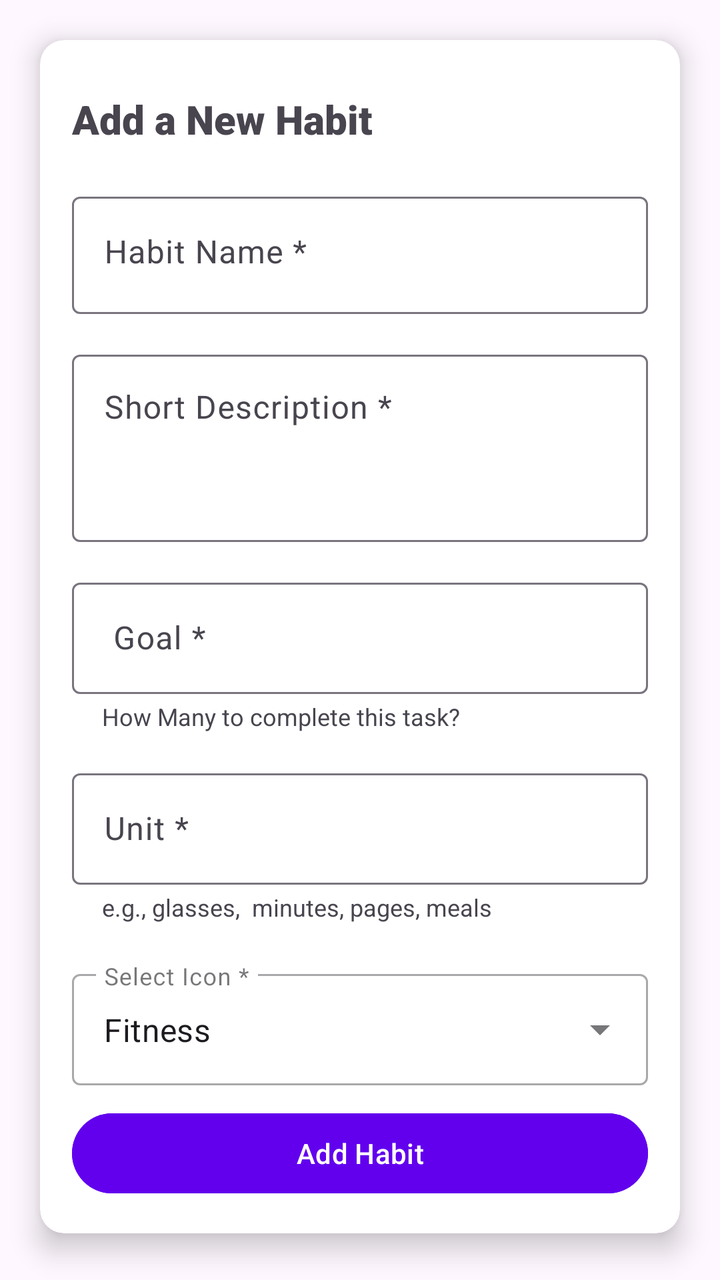
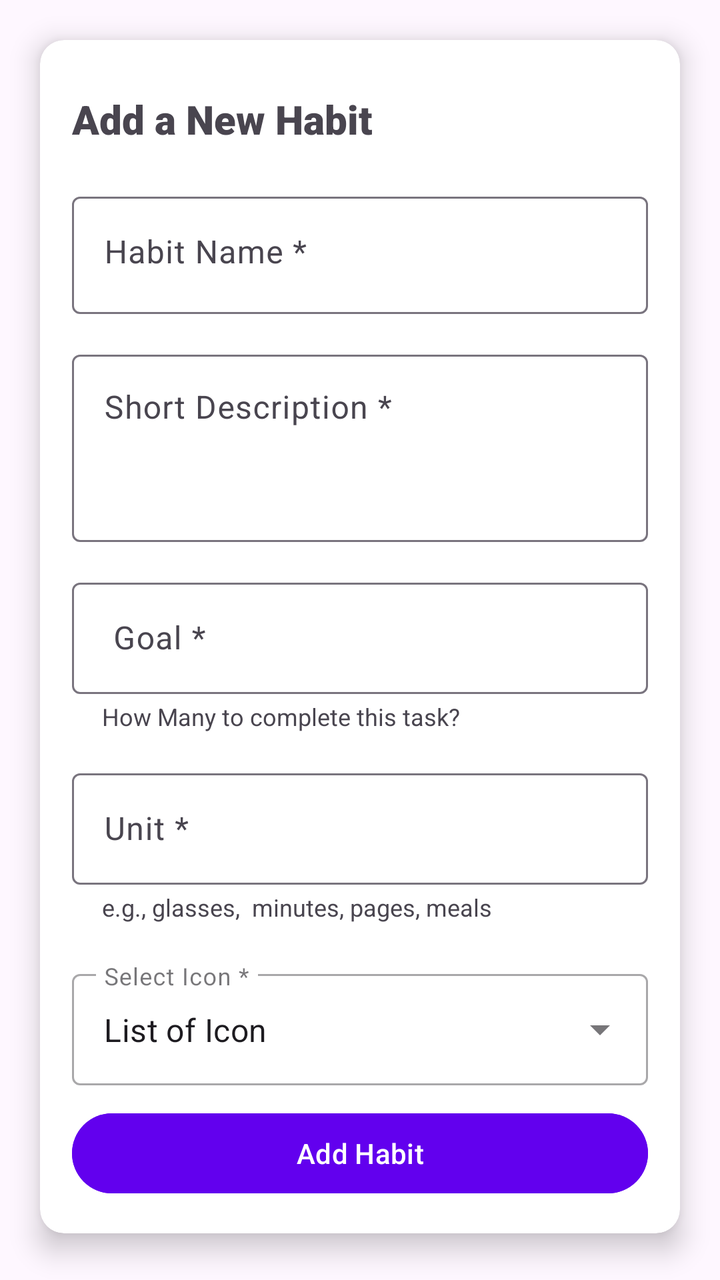

The first picture is an Android layout as it rendered before a commit; the second is the same layout after the commit. The layout source and the unified diff follow.
<!-- AndroidManifest.xml: application theme Theme.HabitTracker -->
<!-- res/layout/fragment_new_habit.xml -->
<?xml version="1.0" encoding="utf-8"?>
<FrameLayout xmlns:android="http://schemas.android.com/apk/res/android"
    xmlns:app="http://schemas.android.com/apk/res-auto"
    xmlns:tools="http://schemas.android.com/tools"
    android:layout_width="match_parent"
    android:layout_height="match_parent"
    tools:context=".View.NewHabitFragment">

    <androidx.cardview.widget.CardView
        android:layout_width="match_parent"
        android:layout_height="wrap_content"
        android:layout_margin="20dp"
        app:cardBackgroundColor="@color/white"
        app:cardCornerRadius="12dp"
        app:cardElevation="8dp" >

        <LinearLayout
            android:layout_width="match_parent"
            android:layout_height="match_parent"
            android:orientation="vertical"
            android:padding="16dp">

            <TextView
                android:id="@+id/textView"
                android:layout_width="match_parent"
                android:layout_height="wrap_content"
                android:fontFamily="sans-serif-black"
                android:paddingTop="10dp"
                android:paddingBottom="20dp"
                android:text="Add a New Habit"
                android:textSize="20sp"
                android:textStyle="bold" />

            <com.google.android.material.textfield.TextInputLayout
                android:layout_width="match_parent"
                android:layout_height="match_parent"
                android:layout_marginBottom="15dp">

                <com.google.android.material.textfield.TextInputEditText
                    android:id="@+id/txtHabitName"
                    android:layout_width="match_parent"
                    android:layout_height="wrap_content"
                    android:hint="Habit Name *"
                    android:inputType="text"
                    android:paddingBottom="20dp" />

            </com.google.android.material.textfield.TextInputLayout>

            <com.google.android.material.textfield.TextInputLayout
                android:layout_width="match_parent"
                android:layout_height="match_parent"
                android:layout_marginBottom="15dp">

                <com.google.android.material.textfield.TextInputEditText
                    android:id="@+id/txtDescription"
                    android:layout_width="match_parent"
                    android:layout_height="wrap_content"
                    android:gravity="start|top"
                    android:hint="Short Description *"
                    android:maxLines="5"
                    android:minLines="3" />
            </com.google.android.material.textfield.TextInputLayout>

            <com.google.android.material.textfield.TextInputLayout
                android:layout_width="match_parent"
                android:layout_height="match_parent"
                android:layout_marginBottom="15dp">

                <com.google.android.material.textfield.TextInputEditText
                    android:id="@+id/txtGoal"
                    android:layout_width="match_parent"
                    android:layout_height="wrap_content"
                    android:hint=" Goal *"
                    android:inputType="number|numberDecimal" />

                <TextView
                    android:id="@+id/textView4"
                    android:layout_width="wrap_content"
                    android:layout_height="wrap_content"
                    android:layout_marginStart="15dp"
                    android:layout_marginTop="3dp"
                    android:layout_weight="1"
                    android:text="How Many to complete this task?"
                    android:textSize="12sp" />
            </com.google.android.material.textfield.TextInputLayout>

            <com.google.android.material.textfield.TextInputLayout
                android:layout_width="match_parent"
                android:layout_height="match_parent"
                android:layout_marginBottom="20dp">

                <com.google.android.material.textfield.TextInputEditText
                    android:id="@+id/txtUnit"
                    android:layout_width="match_parent"
                    android:layout_height="wrap_content"
                    android:hint="Unit *"
                    android:inputType="text" />

                <TextView
                    android:id="@+id/textView5"
                    android:layout_width="wrap_content"
                    android:layout_height="wrap_content"
                    android:layout_marginStart="15dp"
                    android:layout_marginTop="3dp"
                    android:layout_weight="1"
                    android:text="e.g., glasses,  minutes, pages, meals"
                    android:textSize="12sp" />
            </com.google.android.material.textfield.TextInputLayout>

            <com.google.android.material.textfield.TextInputLayout
                android:layout_width="match_parent"
                android:layout_height="wrap_content"
                android:layout_marginBottom="10dp"
                android:hint="Select Icon *"
                style="@style/Widget.MaterialComponents.TextInputLayout.OutlinedBox.ExposedDropdownMenu">

                <AutoCompleteTextView
                    android:id="@+id/spinnerIcon"
                    android:layout_width="match_parent"
                    android:layout_height="wrap_content"
                    android:layout_weight="1"
                    android:text="Fitness" />
            </com.google.android.material.textfield.TextInputLayout>
                <Button
                    android:id="@+id/btnAddHabit"
                    android:layout_width="match_parent"
                    android:layout_height="wrap_content"
                    android:backgroundTint="@color/primaryColor"
                    android:text="Add Habit"
                    android:textColor="@color/white" />

        </LinearLayout>

    </androidx.cardview.widget.CardView>

</FrameLayout>
<!-- resources referenced by this layout -->
<resources>
  <color name="primaryColor">#6200EE</color>
  <color name="white">#FFFFFFFF</color>
  <style name="Theme.HabitTracker" parent="Base.Theme.HabitTracker" />
  <style name="Base.Theme.HabitTracker" parent="Theme.Material3.DayNight.NoActionBar">
          
          
      </style>
</resources>

<!-- the commit's change to res/layout/fragment_new_habit.xml (unified diff, before → after) -->
@@ -119,7 +119,7 @@
                     android:layout_width="match_parent"
                     android:layout_height="wrap_content"
                     android:layout_weight="1"
-                    android:text="Fitness" />
+                    android:text="List of Icon" />
             </com.google.android.material.textfield.TextInputLayout>
                 <Button
                     android:id="@+id/btnAddHabit"
